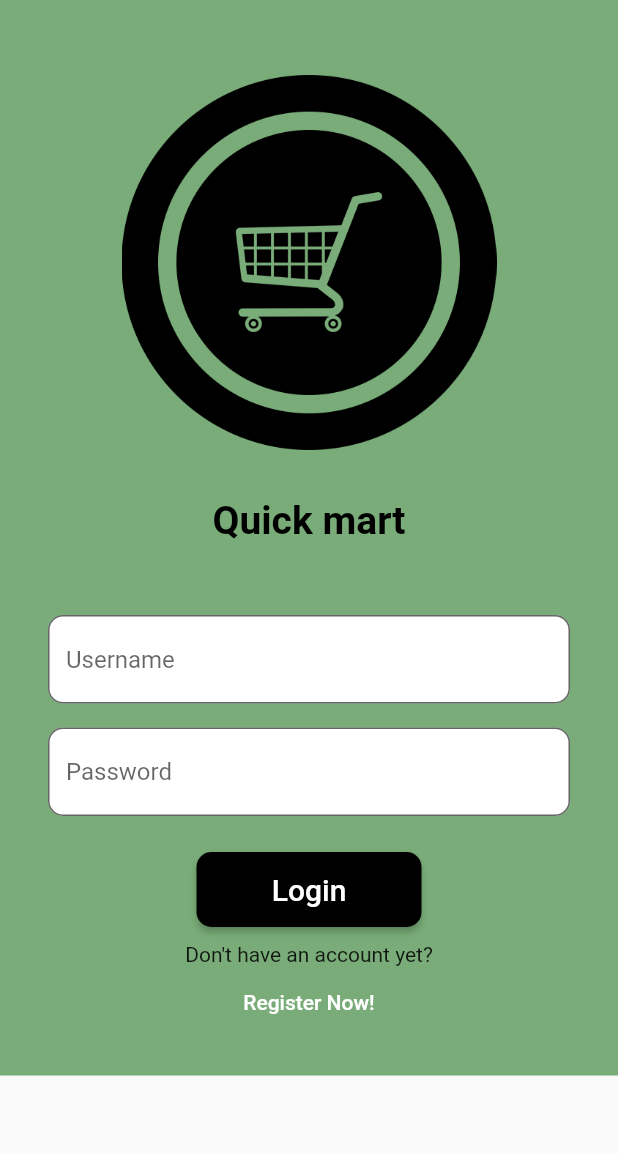
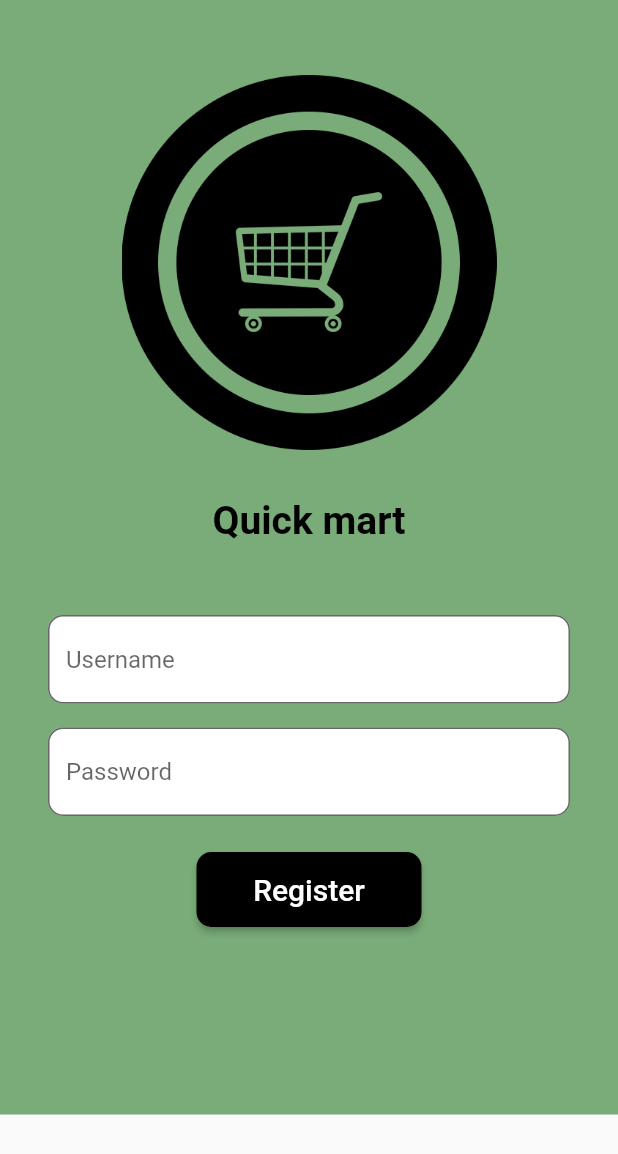
Before and after one commit to adiyuda46/quick_mart, a Flutter app: the LoginPage screen opened by its route, after a tap on "Register Now!", on a phone screen of 412 x 824 dp. Shown: the top 1154 px of the screen. Run offline on Flutter 3.47's test engine with Material 2 defaults, Android fonts, the phone set to English and light mode, and no system bars.

Commit message:
[add] register page

```diff
--- a/lib/main.dart
+++ b/lib/main.dart
@@ -1,6 +1,7 @@
 import 'package:flutter/material.dart';
 import 'package:ta_mopro/ui/page/get_started.dart';
 import 'package:ta_mopro/ui/page/login_page.dart';
+import 'package:ta_mopro/ui/page/register_page.dart';
 import 'package:ta_mopro/ui/page/splash.dart';
 
 void main() {
@@ -18,6 +19,7 @@ class MyApp extends StatelessWidget {
         '/' : (context) => SplashPage(),
         '/getStart' :(context) => GetStarted(),
         '/loginPage' : (context) => LoginPage(),
+        '/register' : (context) => RegisterPage()
       },
 
     );
--- a/lib/ui/page/login_page.dart
+++ b/lib/ui/page/login_page.dart
@@ -85,7 +85,9 @@ class LoginPage extends StatelessWidget {
                     SizedBox(height: 10),
                     Text("Don't have an account yet?"),
                     TextButton(
-                      onPressed: () {},
+                      onPressed: () {
+                        Navigator.pushNamed(context, '/register');
+                      },
                       child: Text(
                         "Register Now!",
                         style: TextStyle(color: Colors.white),
--- a/lib/ui/page/register_page.dart
+++ b/lib/ui/page/register_page.dart
@@ -0,0 +1,96 @@
+import 'package:flutter/material.dart';
+import '../util/util.dart';
+
+class RegisterPage extends StatelessWidget {
+  const RegisterPage({super.key});
+
+  @override
+  Widget build(BuildContext context) {
+    return Scaffold(
+      body: SingleChildScrollView(
+        child: Container(
+          color: PrimaryColor,
+          padding: EdgeInsets.symmetric(vertical: 25),
+          child: Column(
+            mainAxisAlignment: MainAxisAlignment.center,
+            children: [
+              SizedBox(height: 25),
+              Container(
+                height: 250,
+                width: 250,
+                decoration: BoxDecoration(
+                  image: DecorationImage(
+                    image: AssetImage('assets/keranjang.png'),
+                    fit: BoxFit.cover,
+                  ),
+                ),
+              ),
+              SizedBox(height: 16),
+              Container(
+                padding: EdgeInsets.all(16),
+                child: Center(
+                  child: Text(
+                    "Quick mart",
+                    style: TextStyle(
+                      fontSize: 26,
+                      fontWeight: FontWeight.bold,
+                      color: Colors.black,
+                    ),
+                  ),
+                ),
+              ),
+              SizedBox(height: 32),
+              Container(
+                padding: EdgeInsets.symmetric(horizontal: 32),
+                child: Column(
+                  children: [
+                    TextField(
+                      decoration: InputDecoration(
+                        hintText: 'Username',
+                        alignLabelWithHint: true,
+                        filled: true,
+                        fillColor: Colors.white,
+                        border: OutlineInputBorder(
+                          borderRadius: BorderRadius.circular(10),
+                        ),
+                        hintStyle: const TextStyle()
+                      ),
+                    ),
+                    SizedBox(height: 16),
+                    TextField(
+                      decoration: InputDecoration(
+                        hintText: 'Password',
+                        filled: true,
+                        fillColor: Colors.white,
+                        border: OutlineInputBorder(
+                            borderRadius: BorderRadius.circular(10)),
+                      ),
+                      obscureText: true,
+                    ),
+                    SizedBox(height: 24),
+                    ElevatedButton(
+                      onPressed: () {
+                        // Logika untuk proses login
+                      },
+                      child: Text(
+                        'Register',
+                        style: TextStyle(fontSize: 20),
+                      ),
+                      style: ElevatedButton.styleFrom(
+                          backgroundColor: Colors.black,
+                          fixedSize: Size(150, 50),
+                          shape: RoundedRectangleBorder(
+                              borderRadius: BorderRadius.circular(10))),
+                    ),
+                    SizedBox(height: 100),
+
+                  ],
+                ),
+              ),
+            ],
+          ),
+        ),
+      ),
+    );
+  }
+}
```
